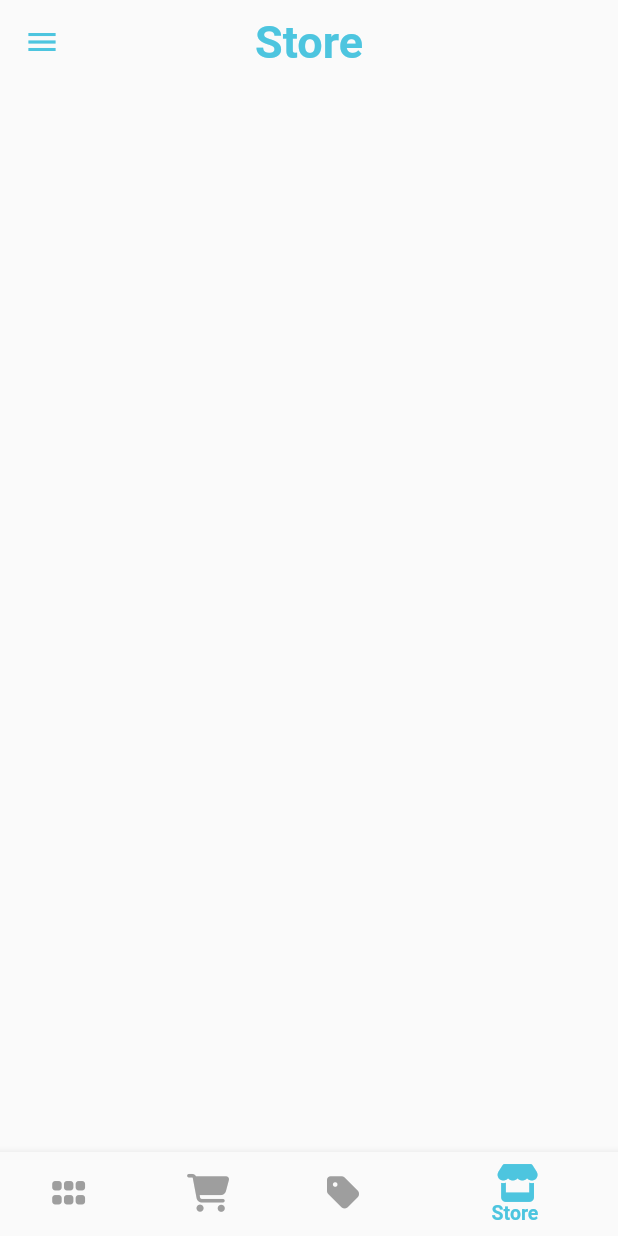
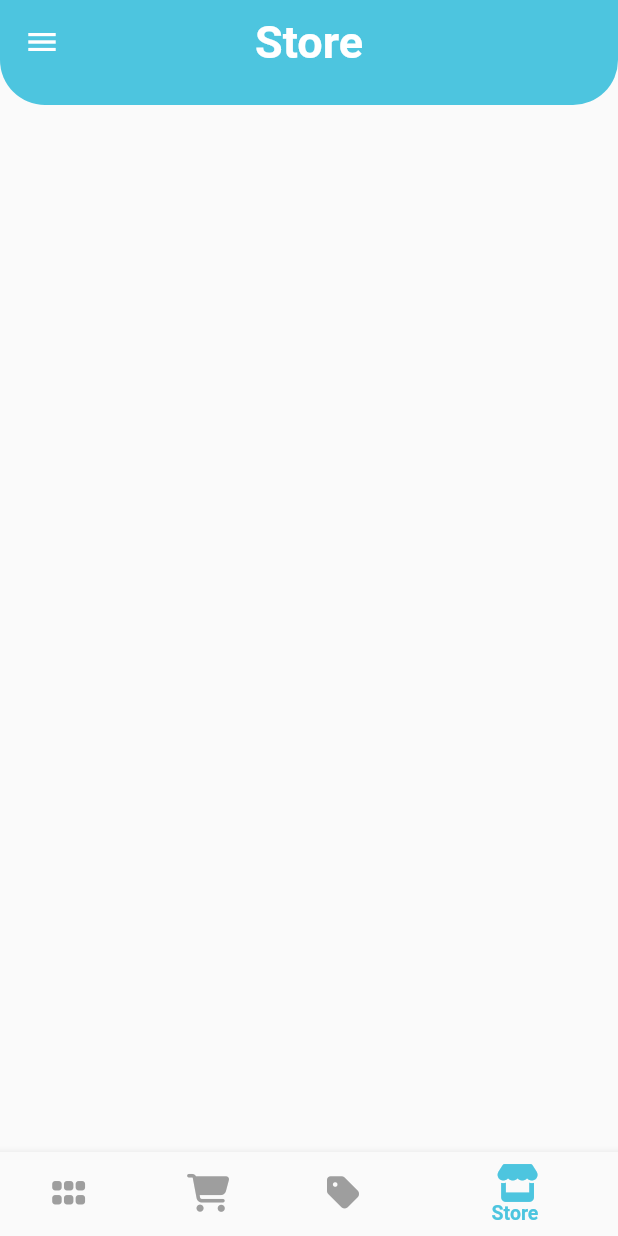
Before and after one commit to beidemichael/ghioon_seller, a Flutter app: the screen it shows after launch, swiped to page 4, on a phone screen of 412 x 824 dp. Run offline on Flutter 3.47's test engine with Material 2 defaults, Android fonts, the phone set to English and light mode, and no system bars; our stand-ins replace font_awesome_flutter.

Commit message:
Finished up home UI

```diff
--- a/lib/Screens/HomeScreenWidets/store.dart
+++ b/lib/Screens/HomeScreenWidets/store.dart
@@ -13,7 +13,9 @@ class _StoreState extends State<Store> {
   Widget build(BuildContext context) {
     return Scaffold(
        drawer: Container(),
-      appBar: AppBar(
+      appBar: PreferredSize(
+        preferredSize: Size.fromHeight(70.0),
+        child: AppBar(
             centerTitle: true,
             title: Row(
               mainAxisSize: MainAxisSize.min,
@@ -30,15 +32,21 @@ class _StoreState extends State<Store> {
                         //     color: Color.fromARGB(255, 190, 190, 190),
                         //   ),
                         // ],
-                      color: CustomColors().blue,
+                        color: Colors.white,
                         fontWeight: FontWeight.w700)),
               ],
             ),
             // excludeHeaderSemantics: true,
-          backgroundColor: Colors.grey[50],
+            backgroundColor: CustomColors().blue,
             // automaticallyImplyLeading: false,
             elevation: 0,
-          iconTheme: IconThemeData(color: CustomColors().blue)),
+            shape: RoundedRectangleBorder(
+              borderRadius: BorderRadius.vertical(
+                bottom: Radius.circular(30),
+              ),
+            ),
+            iconTheme: IconThemeData(color: Colors.white)),
+      ),
     );
   }
 }
--- a/lib/Screens/home.dart
+++ b/lib/Screens/home.dart
@@ -7,7 +7,7 @@ import 'package:ghioon_seller/Screens/HomeScreenWidets/products.dart';
 import 'package:ghioon_seller/Screens/HomeScreenWidets/store.dart';
 
 import '../Shared/customColors.dart';
-import 'HomeScreenWidets/Orders.dart';
+import 'HomeScreenWidets/orders.dart';
 
 class HomeScreen extends StatefulWidget {
   const HomeScreen({super.key});
```
Also changed, not shown: lib/Screens/HomeScreenWidets/Orders.dart (+76 -2 lines), lib/Screens/HomeScreenWidets/products.dart (+13 -4 lines), lib/Models/models.dart (added), lib/Service/auth.dart (added), lib/Service/database.dart (added). Lines whose indentation alone changed are shown as unchanged.
